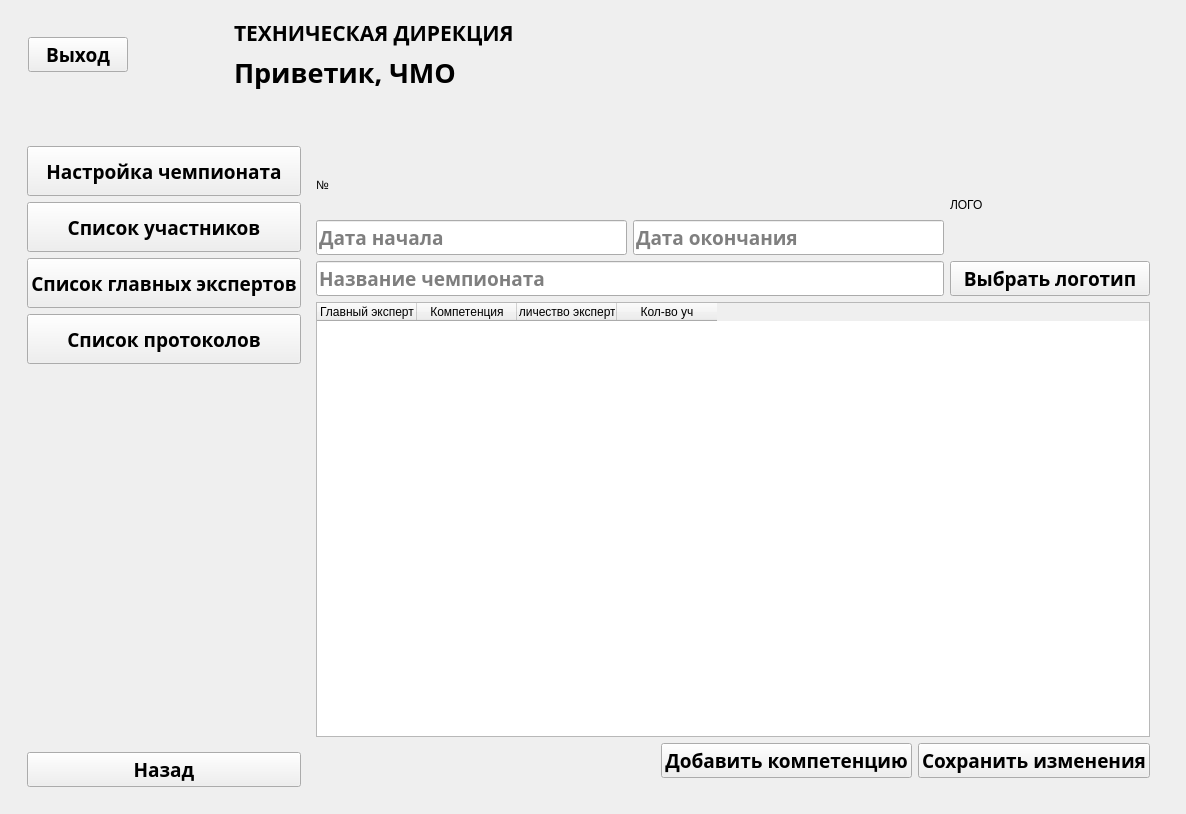
The window that OrganizeForm.ui (faryek/KARELLO) describes before a commit, drawn with Qt 5.
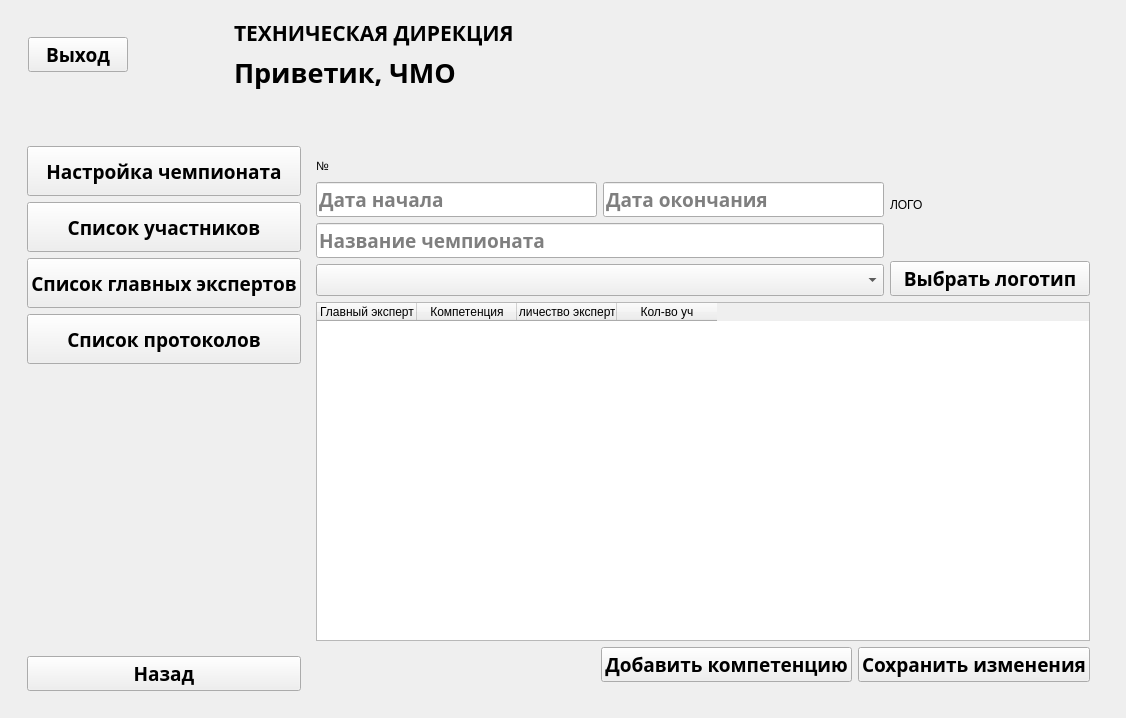
The same window after the commit. The open tabs and pages were chosen to show the change. Icons and pictures are not drawn.

Commit message: Добавление  города

What changed in the file:
```diff
--- a/OrganizeForm.ui
+++ b/OrganizeForm.ui
@@ -6,8 +6,8 @@
    <rect>
     <x>0</x>
     <y>0</y>
-    <width>1186</width>
-    <height>814</height>
+    <width>1126</width>
+    <height>718</height>
    </rect>
   </property>
   <property name="windowTitle">
@@ -693,6 +693,16 @@
                         </property>
                        </widget>
                       </item>
+                      <item>
+                       <widget class="QComboBox" name="Sity">
+                        <property name="minimumSize">
+                         <size>
+                          <width>0</width>
+                          <height>32</height>
+                         </size>
+                        </property>
+                       </widget>
+                      </item>
                      </layout>
                     </item>
                     <item>
```
Left out of the diff: 2 changed lines with no effect on the pictures. The commit also changes 2 other files.
